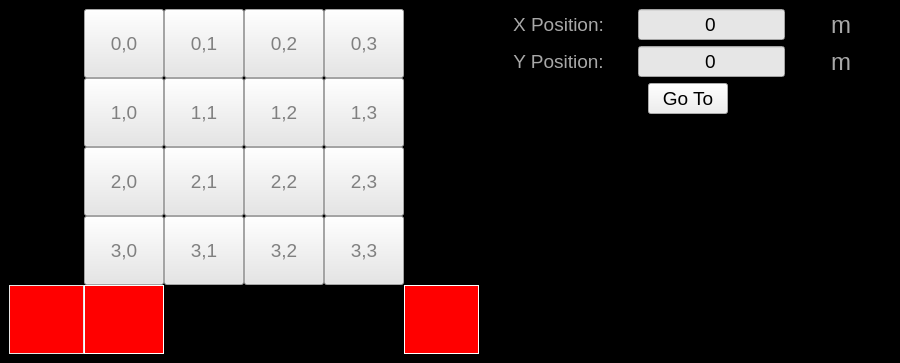
First picture: the form in Scanner GUI/QRreader/QRreaderWindow.ui, repository afylab/nanoSQUID-Scanning-Software, before the edit.
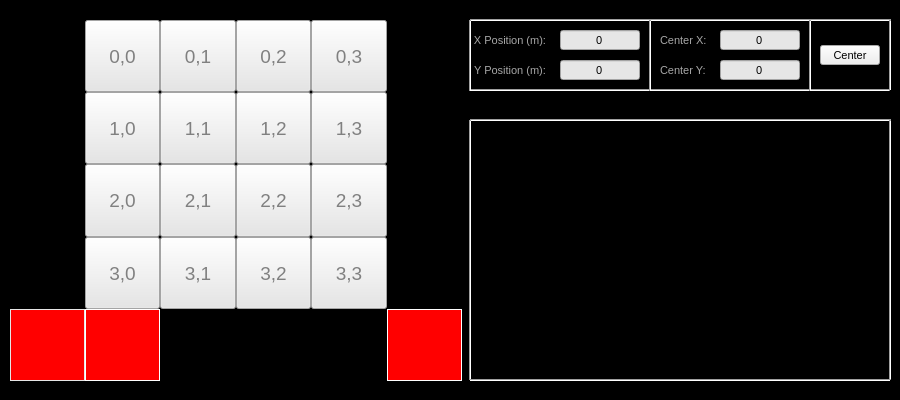
Second picture: the form after the edit. Icons and pictures are not drawn.

Diff of the .ui file:
```diff
--- a/Scanner GUI/QRreader/QRreaderWindow.ui
+++ b/Scanner GUI/QRreader/QRreaderWindow.ui
@@ -7,7 +7,7 @@
     <x>0</x>
     <y>0</y>
     <width>900</width>
-    <height>363</height>
+    <height>400</height>
    </rect>
   </property>
   <property name="sizePolicy">
@@ -19,13 +19,13 @@
   <property name="minimumSize">
    <size>
     <width>900</width>
-    <height>363</height>
+    <height>400</height>
    </size>
   </property>
   <property name="maximumSize">
    <size>
     <width>900</width>
-    <height>363</height>
+    <height>400</height>
    </size>
   </property>
   <property name="font">
@@ -68,13 +68,17 @@
 background: rgb(230,230,230)
 }
 
-QPushBotton{
-background-color: rgb(230,230,230);
-
-}</string>
+</string>
    </property>
-   <layout class="QGridLayout" name="gridLayout">
-    <item row="0" column="0" rowspan="3">
+   <widget class="QWidget" name="layoutWidget">
+    <property name="geometry">
+     <rect>
+      <x>10</x>
+      <y>20</y>
+      <width>452</width>
+      <height>361</height>
+     </rect>
+    </property>
      <layout class="QGridLayout" name="gridLayout_2" rowstretch="1,1,1,1,1" columnstretch="1,1,1,1,1,1">
       <property name="spacing">
        <number>0</number>
@@ -642,18 +646,105 @@
         </property>
        </spacer>
       </item>
-     </layout>
-    </item>
-    <item row="0" column="1">
-     <layout class="QGridLayout" name="gridLayout_3" rowstretch="1,1" columnstretch="1,1,0,0,0">
-      <item row="0" column="0">
+     <item row="4" column="3">
+      <spacer name="horizontalSpacer_6">
+       <property name="orientation">
+        <enum>Qt::Horizontal</enum>
+       </property>
+       <property name="sizeHint" stdset="0">
+        <size>
+         <width>40</width>
+         <height>20</height>
+        </size>
+       </property>
+      </spacer>
+     </item>
+    </layout>
+   </widget>
+   <widget class="QLineEdit" name="lineEdit_Yposition">
+    <property name="geometry">
+     <rect>
+      <x>560</x>
+      <y>60</y>
+      <width>80</width>
+      <height>20</height>
+     </rect>
+    </property>
+    <property name="font">
+     <font>
+      <pointsize>8</pointsize>
+     </font>
+    </property>
+    <property name="text">
+     <string>0</string>
+    </property>
+    <property name="alignment">
+     <set>Qt::AlignCenter</set>
+    </property>
+   </widget>
+   <widget class="QLabel" name="Fix_Y_Position_Label">
+    <property name="enabled">
+     <bool>true</bool>
+    </property>
+    <property name="geometry">
+     <rect>
+      <x>470</x>
+      <y>60</y>
+      <width>80</width>
+      <height>20</height>
+     </rect>
+    </property>
+    <property name="font">
+     <font>
+      <pointsize>8</pointsize>
+     </font>
+    </property>
+    <property name="styleSheet">
+     <string notr="true"/>
+    </property>
+    <property name="text">
+     <string>Y Position (m):</string>
+    </property>
+    <property name="alignment">
+     <set>Qt::AlignCenter</set>
+    </property>
+   </widget>
+   <widget class="QLineEdit" name="lineEdit_Xposition">
+    <property name="geometry">
+     <rect>
+      <x>560</x>
+      <y>30</y>
+      <width>80</width>
+      <height>20</height>
+     </rect>
+    </property>
+    <property name="font">
+     <font>
+      <pointsize>8</pointsize>
+     </font>
+    </property>
+    <property name="text">
+     <string>0</string>
+    </property>
+    <property name="alignment">
+     <set>Qt::AlignCenter</set>
+    </property>
+   </widget>
        <widget class="QLabel" name="Fix_X_Position_Label">
         <property name="enabled">
          <bool>true</bool>
         </property>
+    <property name="geometry">
+     <rect>
+      <x>470</x>
+      <y>30</y>
+      <width>80</width>
+      <height>20</height>
+     </rect>
+    </property>
         <property name="font">
          <font>
-          <pointsize>14</pointsize>
+      <pointsize>8</pointsize>
          </font>
         </property>
         <property name="layoutDirection">
@@ -663,7 +754,7 @@
          <string notr="true"/>
         </property>
         <property name="text">
-         <string>X Position:</string>
+     <string>X Position (m):</string>
         </property>
         <property name="textFormat">
          <enum>Qt::AutoText</enum>
@@ -675,174 +766,15 @@
          <set>Qt::AlignCenter</set>
         </property>
        </widget>
-      </item>
-      <item row="1" column="1">
-       <widget class="QLineEdit" name="LineEdit_Yposition">
-        <property name="font">
-         <font>
-          <pointsize>14</pointsize>
-         </font>
-        </property>
-        <property name="text">
-         <string>0</string>
-        </property>
-        <property name="alignment">
-         <set>Qt::AlignCenter</set>
-        </property>
-       </widget>
-      </item>
-      <item row="1" column="0">
-       <widget class="QLabel" name="fyposition">
-        <property name="enabled">
-         <bool>true</bool>
-        </property>
-        <property name="font">
-         <font>
-          <pointsize>14</pointsize>
-         </font>
-        </property>
-        <property name="styleSheet">
-         <string notr="true"/>
-        </property>
-        <property name="text">
-         <string>Y Position:</string>
-        </property>
-        <property name="alignment">
-         <set>Qt::AlignCenter</set>
-        </property>
-       </widget>
-      </item>
-      <item row="0" column="1">
-       <widget class="QLineEdit" name="LineEdit_Xposition">
-        <property name="font">
-         <font>
-          <pointsize>14</pointsize>
-         </font>
-        </property>
-        <property name="text">
-         <string>0</string>
-        </property>
-        <property name="alignment">
-         <set>Qt::AlignCenter</set>
-        </property>
-       </widget>
-      </item>
-      <item row="0" column="2">
-       <spacer name="horizontalSpacer">
-        <property name="orientation">
-         <enum>Qt::Horizontal</enum>
-        </property>
-        <property name="sizeHint" stdset="0">
-         <size>
-          <width>40</width>
-          <height>20</height>
-         </size>
-        </property>
-       </spacer>
-      </item>
-      <item row="1" column="3">
-       <widget class="QLabel" name="Label_Unit2">
-        <property name="font">
-         <font>
-          <pointsize>18</pointsize>
-         </font>
-        </property>
-        <property name="text">
-         <string>m</string>
-        </property>
-       </widget>
-      </item>
-      <item row="0" column="3">
-       <widget class="QLabel" name="Label_Unit1">
-        <property name="font">
-         <font>
-          <pointsize>18</pointsize>
-         </font>
-        </property>
-        <property name="text">
-         <string>m</string>
-        </property>
-       </widget>
-      </item>
-      <item row="0" column="4">
-       <spacer name="horizontalSpacer_2">
-        <property name="orientation">
-         <enum>Qt::Horizontal</enum>
-        </property>
-        <property name="sizeHint" stdset="0">
-         <size>
-          <width>40</width>
-          <height>20</height>
-         </size>
-        </property>
-       </spacer>
-      </item>
-      <item row="1" column="2">
-       <spacer name="horizontalSpacer_3">
-        <property name="orientation">
-         <enum>Qt::Horizontal</enum>
-        </property>
-        <property name="sizeHint" stdset="0">
-         <size>
-          <width>40</width>
-          <height>20</height>
-         </size>
-        </property>
-       </spacer>
-      </item>
-      <item row="1" column="4">
-       <spacer name="horizontalSpacer_4">
-        <property name="orientation">
-         <enum>Qt::Horizontal</enum>
-        </property>
-        <property name="sizeHint" stdset="0">
-         <size>
-          <width>40</width>
-          <height>20</height>
-         </size>
-        </property>
-       </spacer>
-      </item>
-     </layout>
-    </item>
-    <item row="1" column="1">
-     <layout class="QHBoxLayout" name="horizontalLayout">
-      <item>
-       <spacer name="horizontalSpacer_8">
-        <property name="orientation">
-         <enum>Qt::Horizontal</enum>
-        </property>
-        <property name="sizeHint" stdset="0">
-         <size>
-          <width>40</width>
-          <height>20</height>
-         </size>
-        </property>
-       </spacer>
-      </item>
-      <item>
-       <widget class="QPushButton" name="PushBotton_Gotobutton">
-        <property name="text">
-         <string>Go To</string>
-        </property>
-       </widget>
-      </item>
-      <item>
-       <spacer name="horizontalSpacer_9">
-        <property name="orientation">
-         <enum>Qt::Horizontal</enum>
-        </property>
-        <property name="sizeHint" stdset="0">
-         <size>
-          <width>40</width>
-          <height>20</height>
-         </size>
-        </property>
-       </spacer>
-      </item>
-     </layout>
-    </item>
-    <item row="2" column="1">
+   <widget class="QWidget" name="layoutWidget">
+    <property name="geometry">
+     <rect>
+      <x>470</x>
+      <y>130</y>
+      <width>424</width>
+      <height>242</height>
+     </rect>
+    </property>
      <layout class="QVBoxLayout" name="verticalLayout">
       <item>
        <widget class="QWidget" name="Frame_Minimap" native="true">
@@ -866,7 +798,7 @@
          <property name="geometry">
           <rect>
            <x>130</x>
-           <y>40</y>
+          <y>50</y>
            <width>120</width>
            <height>120</height>
           </rect>
@@ -891,8 +823,254 @@
        </widget>
       </item>
      </layout>
-    </item>
-   </layout>
+   </widget>
+   <widget class="QLabel" name="DefineCenter_Y_Position_Label">
+    <property name="geometry">
+     <rect>
+      <x>660</x>
+      <y>60</y>
+      <width>50</width>
+      <height>20</height>
+     </rect>
+    </property>
+    <property name="font">
+     <font>
+      <pointsize>8</pointsize>
+     </font>
+    </property>
+    <property name="text">
+     <string>Center Y:</string>
+    </property>
+   </widget>
+   <widget class="QLabel" name="DefineCenter_X_Position_Label">
+    <property name="geometry">
+     <rect>
+      <x>660</x>
+      <y>30</y>
+      <width>50</width>
+      <height>20</height>
+     </rect>
+    </property>
+    <property name="font">
+     <font>
+      <pointsize>8</pointsize>
+     </font>
+    </property>
+    <property name="text">
+     <string>Center X:</string>
+    </property>
+   </widget>
+   <widget class="Line" name="line">
+    <property name="geometry">
+     <rect>
+      <x>470</x>
+      <y>80</y>
+      <width>421</width>
+      <height>20</height>
+     </rect>
+    </property>
+    <property name="orientation">
+     <enum>Qt::Horizontal</enum>
+    </property>
+   </widget>
+   <widget class="Line" name="line_2">
+    <property name="geometry">
+     <rect>
+      <x>470</x>
+      <y>10</y>
+      <width>421</width>
+      <height>20</height>
+     </rect>
+    </property>
+    <property name="orientation">
+     <enum>Qt::Horizontal</enum>
+    </property>
+   </widget>
+   <widget class="Line" name="line_3">
+    <property name="geometry">
+     <rect>
+      <x>880</x>
+      <y>20</y>
+      <width>20</width>
+      <height>71</height>
+     </rect>
+    </property>
+    <property name="orientation">
+     <enum>Qt::Vertical</enum>
+    </property>
+   </widget>
+   <widget class="Line" name="line_4">
+    <property name="geometry">
+     <rect>
+      <x>460</x>
+      <y>20</y>
+      <width>20</width>
+      <height>71</height>
+     </rect>
+    </property>
+    <property name="orientation">
+     <enum>Qt::Vertical</enum>
+    </property>
+   </widget>
+   <widget class="Line" name="line_5">
+    <property name="geometry">
+     <rect>
+      <x>640</x>
+      <y>20</y>
+      <width>20</width>
+      <height>71</height>
+     </rect>
+    </property>
+    <property name="orientation">
+     <enum>Qt::Vertical</enum>
+    </property>
+   </widget>
+   <widget class="Line" name="line_6">
+    <property name="geometry">
+     <rect>
+      <x>800</x>
+      <y>20</y>
+      <width>20</width>
+      <height>71</height>
+     </rect>
+    </property>
+    <property name="orientation">
+     <enum>Qt::Vertical</enum>
+    </property>
+   </widget>
+   <widget class="Line" name="line_7">
+    <property name="geometry">
+     <rect>
+      <x>470</x>
+      <y>110</y>
+      <width>421</width>
+      <height>20</height>
+     </rect>
+    </property>
+    <property name="orientation">
+     <enum>Qt::Horizontal</enum>
+    </property>
+   </widget>
+   <widget class="Line" name="line_8">
+    <property name="geometry">
+     <rect>
+      <x>470</x>
+      <y>370</y>
+      <width>421</width>
+      <height>20</height>
+     </rect>
+    </property>
+    <property name="orientation">
+     <enum>Qt::Horizontal</enum>
+    </property>
+   </widget>
+   <widget class="Line" name="line_9">
+    <property name="geometry">
+     <rect>
+      <x>460</x>
+      <y>120</y>
+      <width>20</width>
+      <height>260</height>
+     </rect>
+    </property>
+    <property name="orientation">
+     <enum>Qt::Vertical</enum>
+    </property>
+   </widget>
+   <widget class="Line" name="line_10">
+    <property name="geometry">
+     <rect>
+      <x>880</x>
+      <y>120</y>
+      <width>20</width>
+      <height>260</height>
+     </rect>
+    </property>
+    <property name="orientation">
+     <enum>Qt::Vertical</enum>
+    </property>
+   </widget>
+   <widget class="QLineEdit" name="lineEdit_Xpositioncenter">
+    <property name="geometry">
+     <rect>
+      <x>720</x>
+      <y>30</y>
+      <width>80</width>
+      <height>20</height>
+     </rect>
+    </property>
+    <property name="font">
+     <font>
+      <pointsize>8</pointsize>
+     </font>
+    </property>
+    <property name="text">
+     <string>0</string>
+    </property>
+    <property name="alignment">
+     <set>Qt::AlignCenter</set>
+    </property>
+   </widget>
+   <widget class="QLineEdit" name="lineEdit_Ypositioncenter">
+    <property name="geometry">
+     <rect>
+      <x>720</x>
+      <y>60</y>
+      <width>80</width>
+      <height>20</height>
+     </rect>
+    </property>
+    <property name="font">
+     <font>
+      <pointsize>8</pointsize>
+     </font>
+    </property>
+    <property name="text">
+     <string>0</string>
+    </property>
+    <property name="alignment">
+     <set>Qt::AlignCenter</set>
+    </property>
+   </widget>
+   <widget class="QPushButton" name="pushButton_SetupCenter">
+    <property name="geometry">
+     <rect>
+      <x>820</x>
+      <y>45</y>
+      <width>60</width>
+      <height>20</height>
+     </rect>
+    </property>
+    <property name="font">
+     <font>
+      <pointsize>8</pointsize>
+     </font>
+    </property>
+    <property name="text">
+     <string>Center</string>
+    </property>
+   </widget>
+   <zorder>layoutWidget</zorder>
+   <zorder>DefineCenter_Y_Position_Label</zorder>
+   <zorder>DefineCenter_X_Position_Label</zorder>
+   <zorder>layoutWidget</zorder>
+   <zorder>lineEdit_Yposition</zorder>
+   <zorder>Fix_Y_Position_Label</zorder>
+   <zorder>lineEdit_Xposition</zorder>
+   <zorder>Fix_X_Position_Label</zorder>
+   <zorder>line</zorder>
+   <zorder>line_2</zorder>
+   <zorder>line_3</zorder>
+   <zorder>line_4</zorder>
+   <zorder>line_5</zorder>
+   <zorder>line_6</zorder>
+   <zorder>line_7</zorder>
+   <zorder>line_8</zorder>
+   <zorder>line_9</zorder>
+   <zorder>line_10</zorder>
+   <zorder>lineEdit_Xpositioncenter</zorder>
+   <zorder>lineEdit_Ypositioncenter</zorder>
+   <zorder>pushButton_SetupCenter</zorder>
   </widget>
  </widget>
  <resources>
```
Left out of the diff: 45 changed lines with no effect on the pictures. Lines whose indentation alone changed are shown as unchanged.
